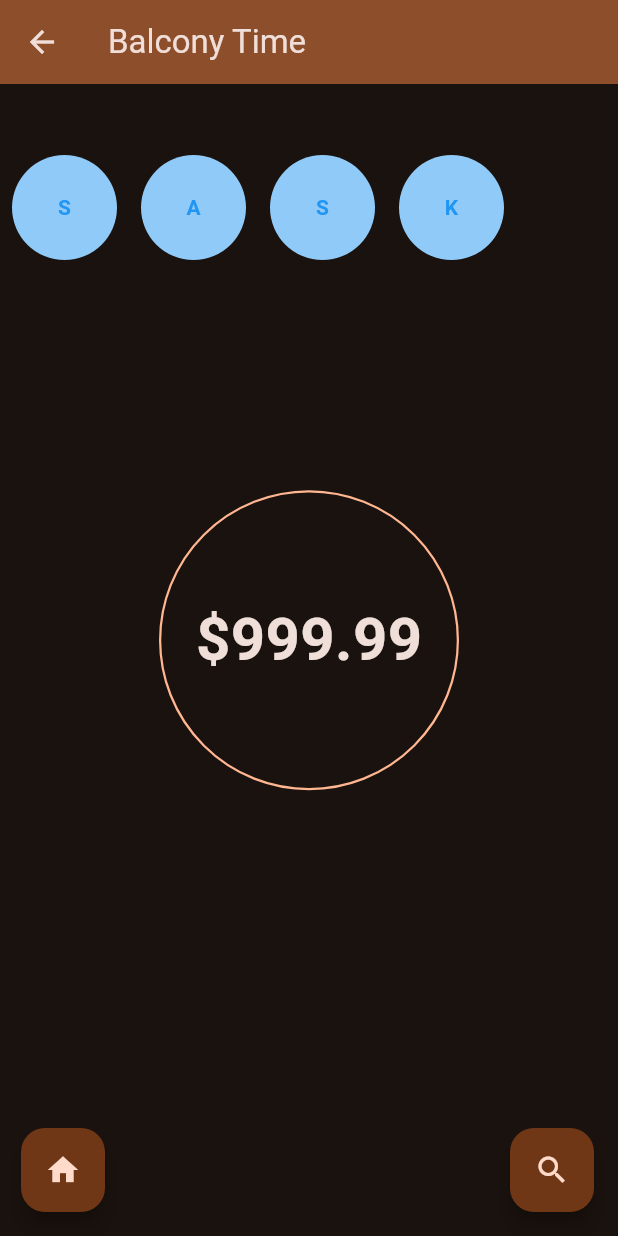
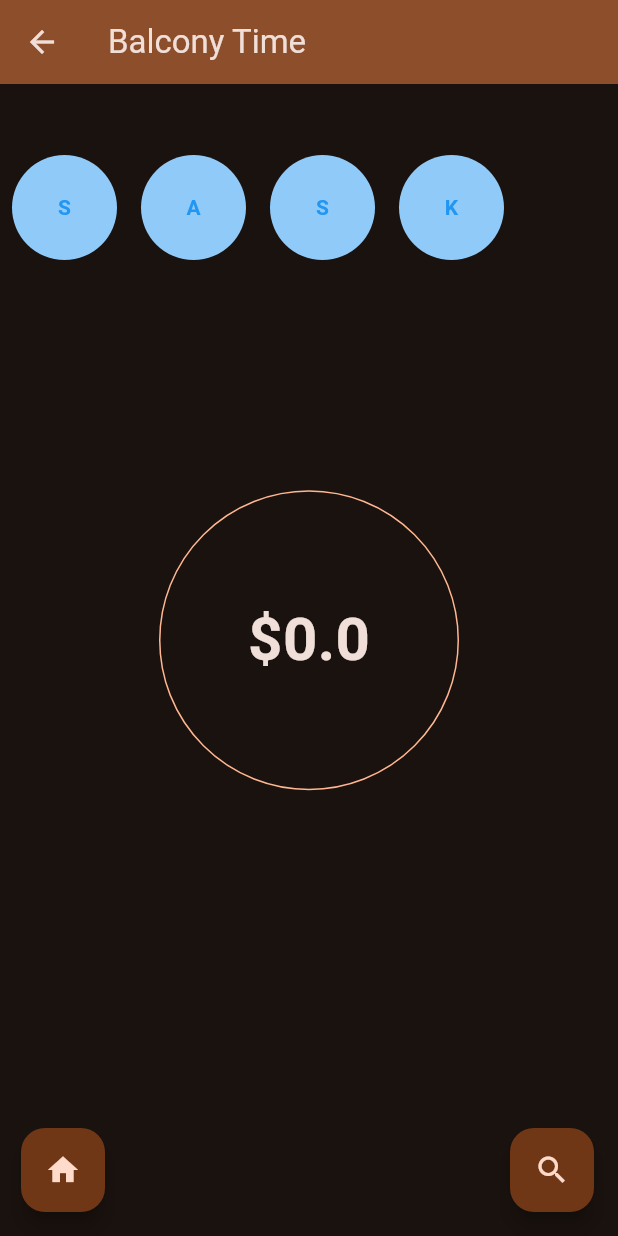
Before and after one commit to scohen-trinity/RowdyPay-Frontend-Public, a Flutter app: the screen it shows after launch, after a tap on "Balcony Time", on a phone screen of 412 x 824 dp. Run offline on Flutter 3.47's test engine with Material 3 defaults, Android fonts, the phone set to English and light mode, and no system bars; our stand-ins replace camera.

Commit message:
feat: dialog will now add a rudimentary budget to the budget list, will need to update with api call for backend

```diff
--- a/lib/budget_page.dart
+++ b/lib/budget_page.dart
@@ -9,10 +9,13 @@ class BudgetPage extends StatefulWidget {
 
   final CameraDescription camera;
 
+  final double balance;
+
   const BudgetPage({
     super.key,
     required this.budgetName,
     required this.participants,
+    required this.balance,
     required this.camera,
   });
 
@@ -22,8 +25,6 @@ class BudgetPage extends StatefulWidget {
 }
 
 class _BudgetPageState extends State<BudgetPage> {
-  final String balance = "\$999.99";
-
   @override
   Widget build(BuildContext context) {
     return Scaffold(
@@ -74,12 +75,12 @@ class _BudgetPageState extends State<BudgetPage> {
                   shape: BoxShape.circle,
                   border: Border.all(
                     color: Theme.of(context).colorScheme.primary,
-                    width: 1.5,
+                    width: 1,
                   ),
                 ),
                 child: Center(
                   child: Text(
-                    balance,
+                    '\$${widget.balance}',
                     style: const TextStyle(
                       fontWeight: FontWeight.bold,
                       fontSize: 40,
```
Also changed, not shown: lib/home_page.dart (+15 -6 lines), lib/new_budget_dialog.dart (+4 -3 lines).
